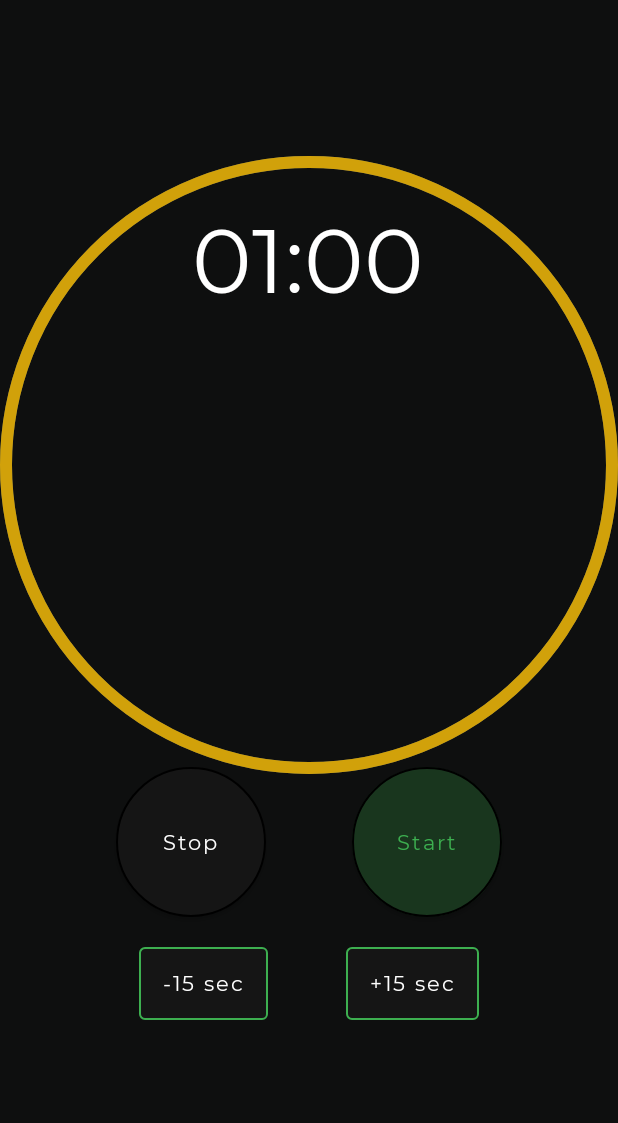
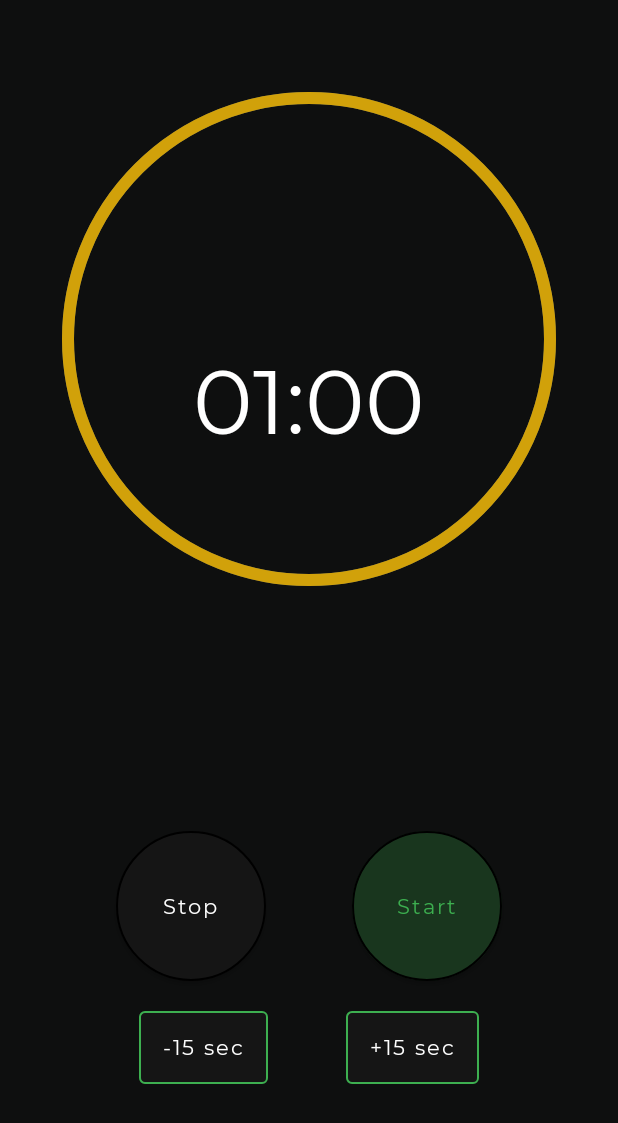
Before and after one commit to pa1pal/JetSetGo, an Android app built with Jetpack Compose: the screen it shows after launch (MainActivity), on a phone screen of 412 x 824 dp. Shown: the top 1123 px of the screen. Run offline under Robolectric (Android 15) with nearby library versions, the phone set to English and light mode, and no system bars; our stand-ins replace constraintlayout-compose.

Commit message:
fix: fixed the progress bar issue not coming in center

```diff
--- a/app/src/main/java/com/pa1pal/jetsetgo/MainActivity.kt
+++ b/app/src/main/java/com/pa1pal/jetsetgo/MainActivity.kt
@@ -7,6 +7,7 @@ import androidx.compose.foundation.background
 import androidx.compose.foundation.layout.*
 import androidx.compose.foundation.lazy.LazyColumn
 import androidx.compose.runtime.Composable
+import androidx.compose.ui.Alignment
 import androidx.compose.ui.Modifier
 import androidx.compose.ui.res.stringResource
 import androidx.compose.ui.tooling.preview.Preview
@@ -32,24 +33,21 @@ class MainActivity : AppCompatActivity() {
 
 @Composable
 fun HomeScreen(viewModel: MainViewModel, modifier: Modifier = Modifier) {
-    LazyColumn(
+    Column(
         modifier = modifier
             .fillMaxSize()
             .background(darkGrey),
         verticalArrangement = Arrangement.SpaceEvenly,
-        content = {
-            item {
+        horizontalAlignment = Alignment.CenterHorizontally
+    ) {
+
         CountDownView(
-                    modifier = modifier
-                        .fillMaxWidth(),
+            modifier = modifier.fillMaxWidth(.80f)
+                .fillMaxHeight(.50f),
             progress = viewModel.progress,
             time = viewModel.minutes + ":" + viewModel.seconds
         )
-            }
-            item {
-                Spacer(modifier = modifier.height(40.dp))
-            }
-            item {
+
         ButtonsUI(
             modifier = modifier,
             onStartClick = viewModel::changeTimerState,
@@ -59,8 +57,8 @@ fun HomeScreen(viewModel: MainViewModel, modifier: Modifier = Modifier) {
             timerState = viewModel.timerState,
             progress = viewModel.progress
         )
+
     }
-        })
 }
 
 @Composable
@@ -132,3 +130,9 @@ fun ButtonsUI(
         }
     }
 }
+
+@Composable
+@Preview
+fun Preview_Home() {
+    HomeScreen(MainViewModel())
+}
--- a/app/src/main/java/com/pa1pal/jetsetgo/component/HomeScreen.kt
+++ b/app/src/main/java/com/pa1pal/jetsetgo/component/HomeScreen.kt
@@ -3,11 +3,14 @@ package com.pa1pal.jetsetgo.component
 import androidx.compose.foundation.background
 import androidx.compose.foundation.layout.*
 import androidx.compose.foundation.lazy.LazyColumn
+import androidx.compose.material.Card
 import androidx.compose.material.MaterialTheme
+import androidx.compose.material.Surface
 import androidx.compose.material.Text
 import androidx.compose.runtime.Composable
 import androidx.compose.ui.Alignment
 import androidx.compose.ui.Modifier
+import androidx.compose.ui.graphics.Color
 import androidx.compose.ui.text.font.Font
 import androidx.compose.ui.text.font.FontFamily
 import androidx.compose.ui.text.font.FontWeight
@@ -33,14 +36,11 @@ fun CountDownView(
         Font(R.font.montserrat_regular, FontWeight.Light)
     )
 
-    Box(
-        modifier = modifier
-            .fillMaxWidth()
-        ,
-        contentAlignment = Alignment.Center
-    ) {
-        JetSetGoCircleAnimation(modifier = modifier.size(140.dp), progress = 1.0f, color = grey)
-        JetSetGoCircleAnimation(modifier = modifier.size(140.dp), progress = progress, color = yellow)
+        Box(modifier = modifier.fillMaxSize(1.0f), contentAlignment = Alignment.Center) {
+
+            JetSetGoCircleAnimation(modifier = Modifier.fillMaxSize(), progress = 1.0f, color = grey)
+
+            JetSetGoCircleAnimation(modifier = Modifier.fillMaxSize(), progress = progress, color = yellow)
 
             Text(
                 modifier = modifier
@@ -58,24 +58,19 @@ fun CountDownView(
 @Preview("countdownview", heightDp = 700)
 @Composable
 fun CountDownViewPreview() {
-    LazyColumn(
+    Column(
         modifier = Modifier
 
             .background(darkGrey),
-        verticalArrangement = Arrangement.SpaceEvenly,
-        content = {
-            item {
-                CountDownView(modifier = Modifier.fillMaxWidth(), progress = 1.0f, time = "1000")
+        verticalArrangement = Arrangement.Center
+    ) {
+        CountDownView(modifier = Modifier.fillMaxSize(), progress = 1.0f, time = "1000")
+    }
 
-            }
-            item {
-                Spacer(modifier = Modifier.height(40.dp))
-            }
-        })
 }
 
 @Preview("countdownprogress", heightDp = 400)
 @Composable
 fun CountDownPreview() {
-    CountDownView(modifier = Modifier.fillMaxWidth(), progress = 1.0f, time = "1000")
+    CountDownView(modifier = Modifier.fillMaxSize(), progress = 1.0f, time = "1000")
 }
--- a/app/src/main/java/com/pa1pal/jetsetgo/component/JetSetGoCircleAnimation.kt
+++ b/app/src/main/java/com/pa1pal/jetsetgo/component/JetSetGoCircleAnimation.kt
@@ -5,6 +5,8 @@ import androidx.compose.material.CircularProgressIndicator
 import androidx.compose.runtime.Composable
 import androidx.compose.ui.Modifier
 import androidx.compose.ui.graphics.Color
+import androidx.compose.ui.platform.LocalConfiguration
+import androidx.compose.ui.platform.LocalDensity
 import androidx.compose.ui.unit.dp
 
 @Composable
@@ -13,8 +15,11 @@ fun JetSetGoCircleAnimation(
     progress: Float,
     color: Color
 ) {
+    val pxValue = with(LocalDensity.current) { 150.dp }
+    val height = LocalConfiguration.current.screenWidthDp
+
     CircularProgressIndicator(
-        modifier = modifier,
+        modifier = modifier.padding(bottom = height.div(2).dp),
         progress = progress,
         color = color,
         strokeWidth = 8.dp
```
Lines whose indentation alone changed are shown as unchanged.
